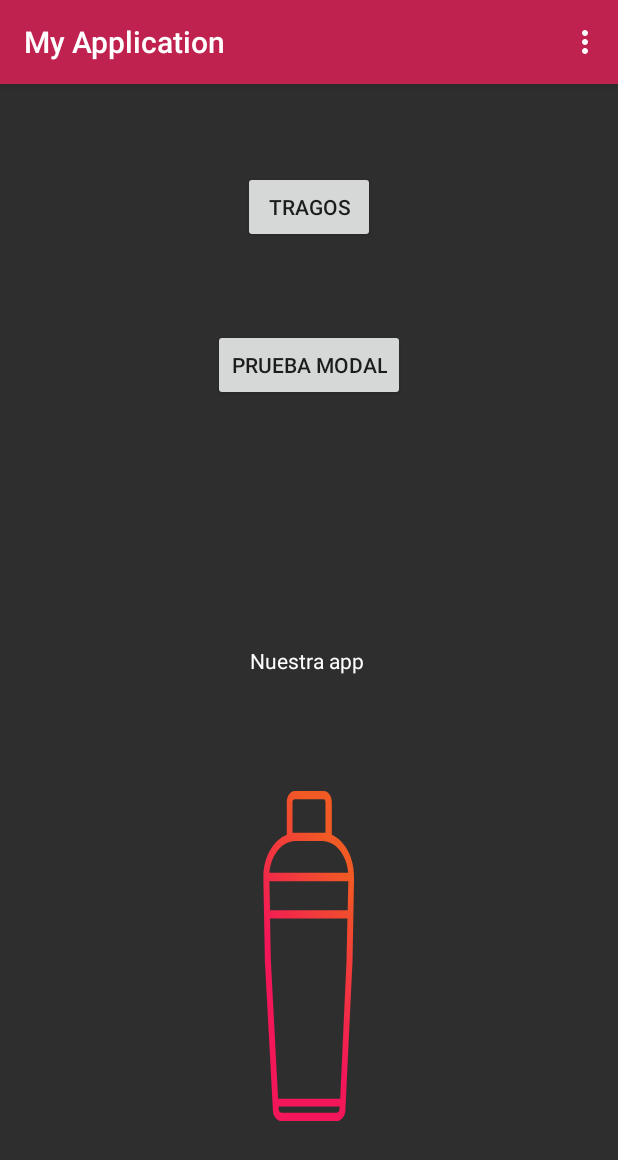
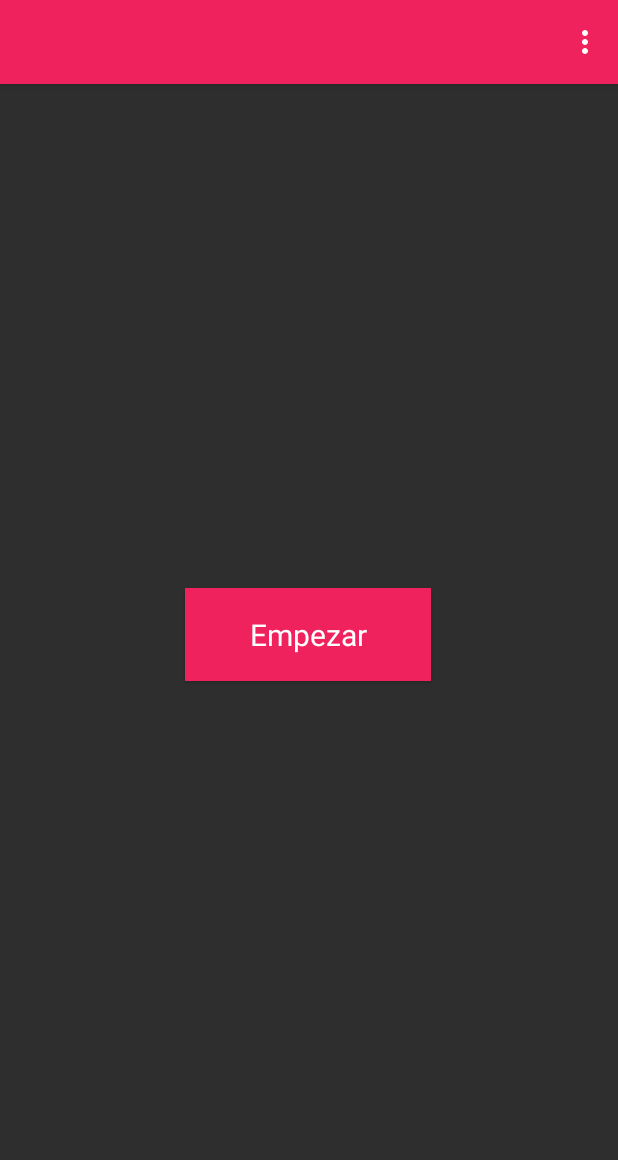
Before and after one commit to RamosMicaela/BarmanIOT, an Android app: the screen it shows after launch (MainActivity), on a phone screen of 412 x 824 dp. Shown: the top 1160 px of the screen. Run offline under Robolectric (Android 15) with nearby library versions, the phone set to English and light mode, and no system bars; Roboto replaces fonts that are not available here.

Commit message:
Cambios esteticos y agrego el icono de cada bebida cuando corresponde

```diff
--- a/Android/BarmanIOT/app/src/main/java/com/example/myapplication/MainActivity.java
+++ b/Android/BarmanIOT/app/src/main/java/com/example/myapplication/MainActivity.java
@@ -23,7 +23,6 @@ import android.widget.ImageView;
  */
 
 public class MainActivity extends AppCompatActivity {
-    AnimationDrawable animation;
 
     @Override
     protected void onCreate(Bundle savedInstanceState) {
@@ -31,37 +30,11 @@ public class MainActivity extends AppCompatActivity {
         setContentView(R.layout.activity_main);
         Toolbar toolbar = findViewById(R.id.toolbar);
         setSupportActionBar(toolbar);
-        Button probar = (Button) findViewById(R.id.probar);
-
-        ImageView animation1 = (ImageView)findViewById(R.id.animation);
-        animation1.setBackgroundResource(R.drawable.animation);
-        animation = (AnimationDrawable) animation1.getBackground();
-
-        probar.setOnClickListener(new View.OnClickListener() {
-            @Override
-            public void onClick(View v) {
-                AlertDialog alertDialog = new AlertDialog.Builder(MainActivity.this).create();
-                alertDialog.setTitle("Alert");
-                alertDialog.setMessage("Alert message to be shown");
-                alertDialog.setButton(AlertDialog.BUTTON_NEUTRAL, "OK",
-                new DialogInterface.OnClickListener() {
-                    public void onClick(DialogInterface dialog, int which) {
-                        dialog.dismiss();
-                    }
-                });
-                alertDialog.show();
-            }
-        });
     }
 
     public void onClickTragos(View v){
         Intent i = new Intent(this, TragosActivity.class);
         startActivity(i);
-    }
-    @Override
-    public void onWindowFocusChanged(boolean hasFocus) {
-        super.onWindowFocusChanged(hasFocus);
-        animation.start();
     }
 
     @Override
--- a/Android/BarmanIOT/app/src/main/res/layout/content_main.xml
+++ b/Android/BarmanIOT/app/src/main/res/layout/content_main.xml
@@ -10,62 +10,27 @@
     tools:layout_editor_absoluteY="56dp"
     tools:showIn="@layout/activity_main">
 
-    <TextView
-        android:id="@+id/textView"
-        android:layout_width="wrap_content"
-        android:layout_height="wrap_content"
-        android:text="Nuestra app "
-        android:textColor="@android:color/background_light"
-        app:layout_constraintBottom_toBottomOf="parent"
-        app:layout_constraintLeft_toLeftOf="parent"
-        app:layout_constraintRight_toRightOf="parent"
-        app:layout_constraintTop_toTopOf="parent" />
-
     <Button
-        android:id="@+id/probar"
-        android:layout_width="wrap_content"
-        android:layout_height="wrap_content"
+        android:id="@+id/tragos"
+        style="@style/Widget.AppCompat.Button.Colored"
+        android:layout_width="164dp"
+        android:layout_height="62dp"
         android:layout_marginStart="8dp"
         android:layout_marginLeft="8dp"
-        android:layout_marginTop="8dp"
+        android:layout_marginTop="336dp"
         android:layout_marginEnd="8dp"
         android:layout_marginRight="8dp"
-        android:layout_marginBottom="8dp"
-        android:text="Prueba Modal"
-        app:layout_constraintBottom_toTopOf="@+id/textView"
+        android:background="@color/colorPrimary"
+        android:lineSpacingExtra="24sp"
+        android:onClick="onClickTragos"
+        android:text="Empezar"
+        android:textAllCaps="false"
+        android:textAppearance="@style/TextAppearance.AppCompat.Medium.Inverse"
+        android:textColor="#fff"
+        android:textSize="20sp"
+        android:typeface="sans"
         app:layout_constraintEnd_toEndOf="parent"
-        app:layout_constraintStart_toStartOf="parent"
-        app:layout_constraintTop_toTopOf="parent" />
-
-    <ImageView
-        android:id="@+id/animation"
-        android:layout_width="160dp"
-        android:layout_height="220dp"
-        android:layout_marginStart="8dp"
-        android:layout_marginLeft="8dp"
-        android:layout_marginTop="8dp"
-        android:layout_marginEnd="8dp"
-        android:layout_marginRight="8dp"
-        android:layout_marginBottom="8dp"
-        app:layout_constraintBottom_toBottomOf="parent"
-        app:layout_constraintEnd_toEndOf="parent"
-        app:layout_constraintStart_toStartOf="parent"
-        app:layout_constraintTop_toBottomOf="@+id/textView" />
-
-    <Button
-        android:id="@+id/tragos"
-        android:layout_width="wrap_content"
-        android:layout_height="wrap_content"
-        android:layout_marginStart="8dp"
-        android:layout_marginLeft="8dp"
-        android:layout_marginTop="8dp"
-        android:layout_marginEnd="8dp"
-        android:layout_marginRight="8dp"
-        android:layout_marginBottom="8dp"
-        android:onClick="onClickTragos"
-        android:text="Tragos"
-        app:layout_constraintBottom_toTopOf="@+id/probar"
-        app:layout_constraintEnd_toEndOf="parent"
+        app:layout_constraintHorizontal_bias="0.497"
         app:layout_constraintStart_toStartOf="parent"
         app:layout_constraintTop_toTopOf="parent" />
 
--- a/Android/BarmanIOT/app/src/main/res/values/colors.xml
+++ b/Android/BarmanIOT/app/src/main/res/values/colors.xml
@@ -1,6 +1,6 @@
 <?xml version="1.0" encoding="utf-8"?>
 <resources>
-    <color name="colorPrimary">#C0224F</color>
+    <color name="colorPrimary">#F0225D</color>
     <color name="colorPrimaryDark">#00574B</color>
     <color name="colorAccent">#FFFFFF</color>
 </resources>
--- a/Android/BarmanIOT/app/src/main/res/values/strings.xml
+++ b/Android/BarmanIOT/app/src/main/res/values/strings.xml
@@ -1,5 +1,6 @@
 <resources>
-    <string name="app_name">My Application</string>
+    <string name="app_name"></string>
     <string name="action_settings">Settings</string>
     <string name="title_activity_main2">Main2Activity</string>
+    <string name="todo">TODO</string>
 </resources>
--- a/Android/BarmanIOT/app/src/main/res/values/styles.xml
+++ b/Android/BarmanIOT/app/src/main/res/values/styles.xml
@@ -6,6 +6,7 @@
         <item name="colorPrimary">@color/colorPrimary</item>
         <item name="colorPrimaryDark">@color/colorPrimaryDark</item>
         <item name="colorAccent">@color/colorAccent</item>
+        <item name="android:colorPrimaryDark">#C4214E</item>
     </style>
 
     <style name="AppTheme.NoActionBar">
```
Also changed, not shown: Android/BarmanIOT/app/src/main/java/com/example/myapplication/TragosActivity.java (+1 -9 lines), Android/BarmanIOT/app/src/main/java/com/example/myapplication/adapters/TragosPagerAdapter.java (+8 -5 lines), Android/BarmanIOT/app/src/main/java/com/example/myapplication/model/Trago.java (+7 -1 lines), Android/BarmanIOT/app/src/main/res/drawable/ic_alcoholito.xml (deleted, +0 -16 lines), Android/BarmanIOT/app/src/main/res/drawable/ic_destornillador.xml (added, +16 -0 lines), Android/BarmanIOT/app/src/main/res/drawable/ic_gancia.xml (added, +15 -0 lines), Android/BarmanIOT/app/src/main/res/layout/page_trago.xml (+4 -4 lines).
